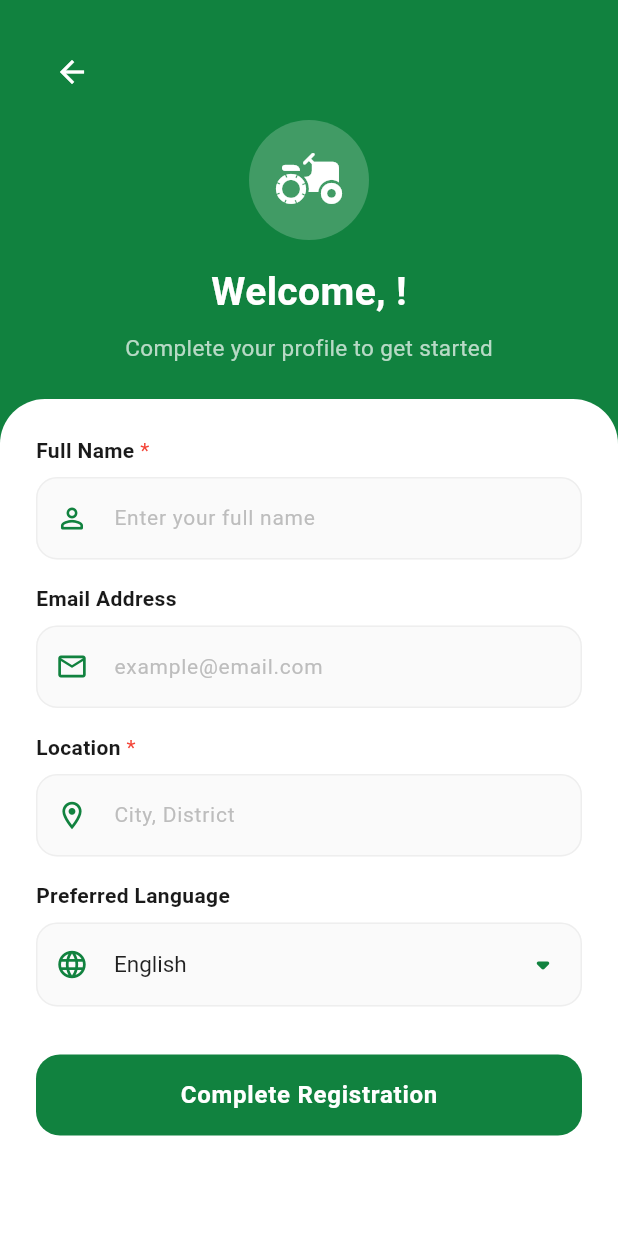
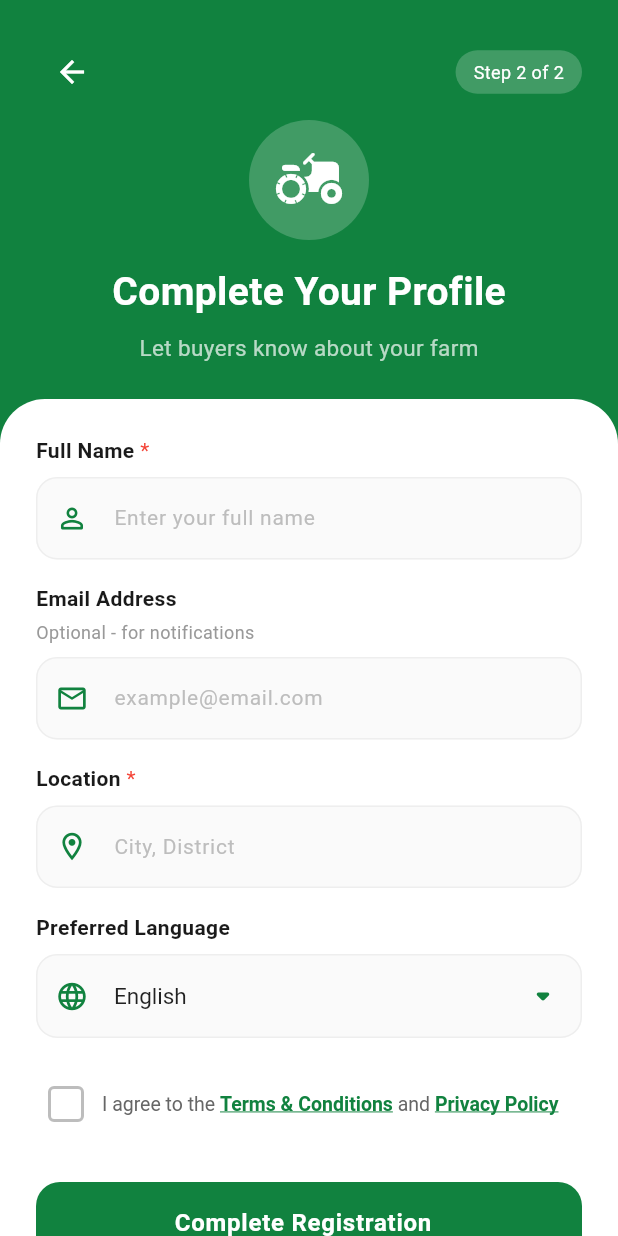
Before and after one commit to kalviumcommunity/S61-1225-Nexa-Flutter-And-Firebase-Market-Bridge, a Flutter app: the CompleteProfileScreen screen opened directly with empty values, on a phone screen of 412 x 824 dp. Run offline on Flutter 3.47's test engine with Material 3 defaults, Android fonts, the phone set to English and light mode, and no system bars; our stand-ins replace cloud_firestore, cloud_functions, firebase_auth, firebase_core, firebase_messaging, firebase_storage and 4 more; accounts and stored records are empty.

Commit message:
feat: enhance complete profile screen with validation and UX improvements

```diff
--- a/market_bridge/lib/screens/complete_profile_screen.dart
+++ b/market_bridge/lib/screens/complete_profile_screen.dart
@@ -1,4 +1,4 @@
-// lib/screens/complete_profile_screen.dart (ENHANCED WITH VALIDATIONS)
+// lib/screens/complete_profile_screen.dart
 import 'package:flutter/material.dart';
 import 'package:flutter/services.dart';
 import 'package:cloud_firestore/cloud_firestore.dart';
@@ -20,7 +20,8 @@ class CompleteProfileScreen extends StatefulWidget {
   State<CompleteProfileScreen> createState() => _CompleteProfileScreenState();
 }
 
-class _CompleteProfileScreenState extends State<CompleteProfileScreen> {
+class _CompleteProfileScreenState extends State<CompleteProfileScreen>
+    with SingleTickerProviderStateMixin {
   final _formKey = GlobalKey<FormState>();
   final nameController = TextEditingController();
   final emailController = TextEditingController();
@@ -30,8 +31,12 @@ class _CompleteProfileScreenState extends State<CompleteProfileScreen> {
   String preferredLanguage = 'English';
   String farmSizeUnit = 'Acres';
   bool loading = false;
+  bool _agreedToTerms = false;
 
-  // Cloud Functions Service
+  late AnimationController _animController;
+  late Animation<double> _fadeAnimation;
+  late Animation<Offset> _slideAnimation;
+
   final _functionsService = CloudFunctionsService();
 
   Color get themeColor => widget.role.toLowerCase() == 'buyer'
@@ -47,19 +52,45 @@ class _CompleteProfileScreenState extends State<CompleteProfileScreen> {
       : Icons.agriculture_rounded;
 
   @override
+  void initState() {
+    super.initState();
+    _animController = AnimationController(
+      duration: const Duration(milliseconds: 800),
+      vsync: this,
+    );
+
+    _fadeAnimation = Tween<double>(begin: 0.0, end: 1.0).animate(
+      CurvedAnimation(
+        parent: _animController,
+        curve: const Interval(0.0, 0.6, curve: Curves.easeIn),
+      ),
+    );
+
+    _slideAnimation = Tween<Offset>(
+      begin: const Offset(0, 0.15),
+      end: Offset.zero,
+    ).animate(
+      CurvedAnimation(
+        parent: _animController,
+        curve: const Interval(0.2, 1.0, curve: Curves.easeOutCubic),
+      ),
+    );
+
+    _animController.forward();
+  }
+
+  @override
   void dispose() {
     nameController.dispose();
     emailController.dispose();
     locationController.dispose();
     farmSizeController.dispose();
+    _animController.dispose();
     super.dispose();
   }
 
-  // ============================================
-  // VALIDATION METHODS (Following Documentation)
-  // ============================================
+  // ============= VALIDATION METHODS =============
 
-  /// Validates full name (required, min 2 characters, only letters and spaces)
   String? _validateName(String? value) {
     if (value == null || value.trim().isEmpty) {
       return 'Name is required';
@@ -67,7 +98,6 @@ class _CompleteProfileScreenState extends State<CompleteProfileScreen> {
     if (value.trim().length < 2) {
       return 'Name must be at least 2 characters';
     }
-    // Check if name contains only letters and spaces
     final nameRegex = RegExp(r'^[a-zA-Z\s]+$');
     if (!nameRegex.hasMatch(value.trim())) {
       return 'Name can only contain letters';
@@ -75,28 +105,17 @@ class _CompleteProfileScreenState extends State<CompleteProfileScreen> {
     return null;
   }
 
-  /// Validates email address (optional but must be valid if provided)
   String? _validateEmail(String? value) {
     if (value == null || value.trim().isEmpty) {
-      return null; // Email is optional
+      return null; // Optional field
     }
-
-    // Email regex validation (as per documentation)
-    final emailRegex = RegExp(r'^[^@]+@[^@]+\.[^@]+$');
+    final emailRegex = RegExp(r'^[\w-\.]+@([\w-]+\.)+[\w-]{2,4}$');
     if (!emailRegex.hasMatch(value.trim())) {
       return 'Enter a valid email address';
     }
-
-    // Additional check for common email format
-    final detailedEmailRegex = RegExp(r'^[\w-\.]+@([\w-]+\.)+[\w-]{2,4}$');
-    if (!detailedEmailRegex.hasMatch(value.trim())) {
-      return 'Enter a valid email format (e.g., user@example.com)';
-    }
-
     return null;
   }
 
-  /// Validates location (required, min 3 characters)
   String? _validateLocation(String? value) {
     if (value == null || value.trim().isEmpty) {
       return 'Location is required';
@@ -104,50 +123,36 @@ class _CompleteProfileScreenState extends State<CompleteProfileScreen> {
     if (value.trim().length < 3) {
       return 'Location must be at least 3 characters';
     }
-    // Check for valid location format (letters, spaces, commas)
-    final locationRegex = RegExp(r'^[a-zA-Z\s,]+$');
-    if (!locationRegex.hasMatch(value.trim())) {
-      return 'Location can only contain letters, spaces, and commas';
+    return null;
+  }
+
+  String? _validateFarmSize(String? value) {
+    if (value == null || value.trim().isEmpty) {
+      return null; // Optional for farmers
+    }
+    final numValue = double.tryParse(value.trim());
+    if (numValue == null) {
+      return 'Enter a valid number';
+    }
+    if (numValue <= 0) {
+      return 'Must be greater than 0';
+    }
+    if (numValue > 100000) {
+      return 'Value seems too large';
     }
     return null;
   }
 
-  /// Validates farm size (optional, must be positive number if provided)
-  String? _validateFarmSize(String? value) {
-    if (value == null || value.trim().isEmpty) {
-      return null; // Farm size is optional
+  // ============= SAVE PROFILE =============
+
+  Future<void> _saveProfile() async {
+    if (!_formKey.currentState!.validate()) {
+      _showSnackBar('Please fix all errors', isError: true);
+      return;
     }
 
-    final numValue = double.tryParse(value.trim());
-    if (numValue == null) {
-      return 'Enter a valid number';
-    }
-
-    if (numValue <= 0) {
-      return 'Farm size must be greater than 0';
-    }
-
-    if (numValue > 100000) {
-      return 'Farm size seems too large';
-    }
-
-    return null;
-  }
-
-  /// Main form validation and submission
-  Future<void> _saveProfile() async {
-    // Validate all fields
-    if (!_formKey.currentState!.validate()) {
-      // Show error message if validation fails
-      ScaffoldMessenger.of(context).showSnackBar(
-        SnackBar(
-          content: const Text('Please fix all errors before submitting'),
-          backgroundColor: Colors.red.shade600,
-          behavior: SnackBarBehavior.floating,
-          margin: const EdgeInsets.all(16),
-          shape: RoundedRectangleBorder(borderRadius: BorderRadius.circular(8)),
-        ),
-      );
+    if (!_agreedToTerms) {
+      _showSnackBar('Please agree to Terms & Conditions', isError: true);
       return;
     }
 
@@ -165,6 +170,9 @@ class _CompleteProfileScreenState extends State<CompleteProfileScreen> {
       'preferredLanguage': preferredLanguage,
       'role': widget.role,
       'createdAt': FieldValue.serverTimestamp(),
+      'updatedAt': FieldValue.serverTimestamp(),
+      'isActive': true,
+      'profileCompleted': true,
     };
 
     if (widget.role.toLowerCase() == 'farmer' && farmSizeController.text.isNotEmpty) {
@@ -172,45 +180,42 @@ class _CompleteProfileScreenState extends State<CompleteProfileScreen> {
     }
 
     try {
-      debugPrint('💾 Saving user profile...');
-
-      // Save to Firestore
       await FirebaseFirestore.instance
           .collection('users')
           .doc(uid)
           .set(data, SetOptions(merge: true));
 
-      debugPrint('✅ Profile saved to Firestore');
-
-      // Call Cloud Function for welcome notification
-      debugPrint('📞 Triggering welcome notification...');
-      final result = await _functionsService.sendWelcomeNotification(
+      // Send welcome notification
+      try {
+        await _functionsService.sendWelcomeNotification(
           userName: nameController.text.trim(),
           userRole: widget.role,
         );
-
-      if (result != null) {
-        debugPrint('✅ Welcome notification sent');
-        debugPrint('Message: ${result['message']}');
+      } catch (e) {
+        debugPrint('Welcome notification failed: $e');
       }
 
       if (!mounted) return;
       _showSuccessDialog();
     } catch (e) {
-      debugPrint('❌ Error saving profile: $e');
+      debugPrint('Error saving profile: $e');
       if (!mounted) return;
-      ScaffoldMessenger.of(context).showSnackBar(
-        SnackBar(
-          content: Text('Failed to save profile: $e'),
-          backgroundColor: Colors.red.shade600,
-          behavior: SnackBarBehavior.floating,
-          margin: const EdgeInsets.all(16),
-          shape: RoundedRectangleBorder(borderRadius: BorderRadius.circular(8)),
-        ),
-      );
+      _showSnackBar('Failed to save profile. Please try again.', isError: true);
     } finally {
       if (mounted) setState(() => loading = false);
     }
+  }
+
+  void _showSnackBar(String message, {bool isError = false}) {
+    ScaffoldMessenger.of(context).showSnackBar(
+      SnackBar(
+        content: Text(message),
+        backgroundColor: isError ? Colors.red.shade600 : themeColor,
+        behavior: SnackBarBehavior.floating,
+        shape: RoundedRectangleBorder(borderRadius: BorderRadius.circular(8)),
+        margin: const EdgeInsets.all(16),
+      ),
+    );
   }
 
   void _showSuccessDialog() {
@@ -234,14 +239,14 @@ class _CompleteProfileScreenState extends State<CompleteProfileScreen> {
               ),
               const SizedBox(height: 20),
               const Text(
-                'Registration Successful!',
-                style: TextStyle(fontSize: 20, fontWeight: FontWeight.bold),
+                '🎉 Welcome Aboard!',
+                style: TextStyle(fontSize: 22, fontWeight: FontWeight.bold),
               ),
               const SizedBox(height: 10),
               Text(
-                'Your ${widget.role} profile has been created.',
+                'Your ${widget.role.toLowerCase()} profile is ready. Let\'s get started!',
                 textAlign: TextAlign.center,
-                style: TextStyle(fontSize: 14, color: Colors.grey.shade600),
+                style: const TextStyle(fontSize: 14, color: Color(0xFF666666)),
               ),
               const SizedBox(height: 24),
               SizedBox(
@@ -266,7 +271,7 @@ class _CompleteProfileScreenState extends State<CompleteProfileScreen> {
                     );
                   },
                   child: const Text(
-                    'Continue',
+                    'Continue to App',
                     style: TextStyle(fontSize: 16, fontWeight: FontWeight.w600),
                   ),
                 ),
@@ -283,6 +288,8 @@ class _CompleteProfileScreenState extends State<CompleteProfileScreen> {
     return Scaffold(
       backgroundColor: themeColor,
       body: SafeArea(
+        child: FadeTransition(
+          opacity: _fadeAnimation,
           child: Column(
             children: [
               // Header Section
@@ -297,6 +304,18 @@ class _CompleteProfileScreenState extends State<CompleteProfileScreen> {
                           onPressed: () => Navigator.pop(context),
                         ),
                         const Spacer(),
+                        // Progress indicator
+                        Container(
+                          padding: const EdgeInsets.symmetric(horizontal: 12, vertical: 6),
+                          decoration: BoxDecoration(
+                            color: Colors.white.withOpacity(0.2),
+                            borderRadius: BorderRadius.circular(20),
+                          ),
+                          child: const Text(
+                            'Step 2 of 2',
+                            style: TextStyle(color: Colors.white, fontSize: 12),
+                          ),
+                        ),
                       ],
                     ),
                     const SizedBox(height: 8),
@@ -310,7 +329,7 @@ class _CompleteProfileScreenState extends State<CompleteProfileScreen> {
                     ),
                     const SizedBox(height: 16),
                     Text(
-                    'Welcome, ${widget.role}!',
+                      'Complete Your Profile',
                       style: const TextStyle(
                         fontSize: 26,
                         fontWeight: FontWeight.bold,
@@ -318,9 +337,11 @@ class _CompleteProfileScreenState extends State<CompleteProfileScreen> {
                       ),
                     ),
                     const SizedBox(height: 8),
-                  const Text(
-                    'Complete your profile to get started',
-                    style: TextStyle(
+                    Text(
+                      widget.role.toLowerCase() == 'buyer'
+                          ? 'Help us find the best produce for you'
+                          : 'Let buyers know about your farm',
+                      style: const TextStyle(
                         fontSize: 15,
                         color: Colors.white70,
                       ),
@@ -339,12 +360,13 @@ class _CompleteProfileScreenState extends State<CompleteProfileScreen> {
                       topRight: Radius.circular(30),
                     ),
                   ),
+                  child: SlideTransition(
+                    position: _slideAnimation,
                     child: Form(
                       key: _formKey,
                       child: ListView(
                         padding: const EdgeInsets.all(24),
                         children: [
-                      // Name Field with Validation
                           _buildTextField(
                             controller: nameController,
                             label: 'Full Name',
@@ -352,10 +374,10 @@ class _CompleteProfileScreenState extends State<CompleteProfileScreen> {
                             icon: Icons.person_outline_rounded,
                             isRequired: true,
                             validator: _validateName,
+                            textCapitalization: TextCapitalization.words,
                           ),
                           const SizedBox(height: 16),
 
-                      // Email Field with Validation
                           _buildTextField(
                             controller: emailController,
                             label: 'Email Address',
@@ -363,10 +385,10 @@ class _CompleteProfileScreenState extends State<CompleteProfileScreen> {
                             icon: Icons.email_outlined,
                             keyboardType: TextInputType.emailAddress,
                             validator: _validateEmail,
+                            helperText: 'Optional - for notifications',
                           ),
                           const SizedBox(height: 16),
 
-                      // Location Field with Validation
                           _buildTextField(
                             controller: locationController,
                             label: 'Location',
@@ -374,19 +396,81 @@ class _CompleteProfileScreenState extends State<CompleteProfileScreen> {
                             icon: Icons.location_on_outlined,
                             isRequired: true,
                             validator: _validateLocation,
+                            textCapitalization: TextCapitalization.words,
                           ),
                           const SizedBox(height: 16),
 
                           _buildLanguageDropdown(),
 
-                      // Farm Size Field with Validation (only for farmers)
                           if (widget.role.toLowerCase() == 'farmer') ...[
                             const SizedBox(height: 16),
                             _buildFarmSize(),
                           ],
 
+                          const SizedBox(height: 24),
+
+                          // Terms & Conditions Checkbox
+                          InkWell(
+                            onTap: () => setState(() => _agreedToTerms = !_agreedToTerms),
+                            borderRadius: BorderRadius.circular(8),
+                            child: Padding(
+                              padding: const EdgeInsets.all(8.0),
+                              child: Row(
+                                children: [
+                                  Container(
+                                    width: 24,
+                                    height: 24,
+                                    decoration: BoxDecoration(
+                                      color: _agreedToTerms ? themeColor : Colors.white,
+                                      border: Border.all(
+                                        color: _agreedToTerms ? themeColor : Colors.grey.shade400,
+                                        width: 2,
+                                      ),
+                                      borderRadius: BorderRadius.circular(4),
+                                    ),
+                                    child: _agreedToTerms
+                                        ? const Icon(Icons.check, size: 16, color: Colors.white)
+                                        : null,
+                                  ),
+                                  const SizedBox(width: 12),
+                                  Expanded(
+                                    child: RichText(
+                                      text: TextSpan(
+                                        style: const TextStyle(
+                                          fontSize: 13,
+                                          color: Color(0xFF666666),
+                                        ),
+                                        children: [
+                                          const TextSpan(text: 'I agree to the '),
+                                          TextSpan(
+                                            text: 'Terms & Conditions',
+                                            style: TextStyle(
+                                              color: themeColor,
+                                              fontWeight: FontWeight.w600,
+                                              decoration: TextDecoration.underline,
+                                            ),
+                                          ),
+                                          const TextSpan(text: ' and '),
+                                          TextSpan(
+                                            text: 'Privacy Policy',
+                                            style: TextStyle(
+                                              color: themeColor,
+                                              fontWeight: FontWeight.w600,
+                                              decoration: TextDecoration.underline,
+                                            ),
+                                          ),
+                                        ],
+                                      ),
+                                    ),
+                                  ),
+                                ],
+                              ),
+                            ),
+                          ),
+
                           const SizedBox(height: 32),
 
+                          // Submit Button
                           SizedBox(
                             width: double.infinity,
                             height: 54,
@@ -394,7 +478,6 @@ class _CompleteProfileScreenState extends State<CompleteProfileScreen> {
                               onPressed: loading ? null : _saveProfile,
                               style: ElevatedButton.styleFrom(
                                 backgroundColor: themeColor,
-                            foregroundColor: Colors.white,
                                 disabledBackgroundColor: themeColor.withOpacity(0.6),
                                 elevation: 0,
                                 shadowColor: themeColor.withOpacity(0.3),
@@ -411,13 +494,20 @@ class _CompleteProfileScreenState extends State<CompleteProfileScreen> {
                                   strokeWidth: 2.5,
                                 ),
                               )
-                              : const Text(
+                                  : Row(
+                                mainAxisAlignment: MainAxisAlignment.center,
+                                children: const [
+                                  Text(
                                     'Complete Registration',
                                     style: TextStyle(
                                       fontSize: 16,
+                                      color: Colors.white,
                                       fontWeight: FontWeight.bold,
                                       letterSpacing: 0.5,
                                     ),
+                                  ),
+                                  SizedBox(width: 8),
+                                ],
                               ),
                             ),
                           ),
@@ -427,7 +517,9 @@ class _CompleteProfileScreenState extends State<CompleteProfileScreen> {
                     ),
                   ),
                 ),
+              ),
             ],
+          ),
         ),
       ),
     );
@@ -440,7 +532,9 @@ class _CompleteProfileScreenState extends State<CompleteProfileScreen> {
     required IconData icon,
     bool isRequired = false,
     TextInputType keyboardType = TextInputType.text,
+    TextCapitalization textCapitalization = TextCapitalization.none,
     String? Function(String?)? validator,
+    String? helperText,
   }) {
     return Column(
       crossAxisAlignment: CrossAxisAlignment.start,
@@ -462,16 +556,20 @@ class _CompleteProfileScreenState extends State<CompleteProfileScreen> {
               ),
           ],
         ),
+        if (helperText != null) ...[
+          const SizedBox(height: 4),
+          Text(
+            helperText,
+            style: const TextStyle(fontSize: 12, color: Color(0xFF999999)),
+          ),
+        ],
         const SizedBox(height: 8),
         TextFormField(
           controller: controller,
           keyboardType: keyboardType,
-          textCapitalization: keyboardType == TextInputType.emailAddress
-              ? TextCapitalization.none
-              : TextCapitalization.words,
+          textCapitalization: textCapitalization,
           validator: validator,
           style: const TextStyle(fontSize: 15),
-          // Auto-validate after first submit attempt
           autovalidateMode: AutovalidateMode.onUserInteraction,
           decoration: InputDecoration(
             hintText: hint,
@@ -565,13 +663,22 @@ class _CompleteProfileScreenState extends State<CompleteProfileScreen> {
     return Column(
       crossAxisAlignment: CrossAxisAlignment.start,
       children: [
-        const Text(
-          'Farm Size (Optional)',
+        Row(
+          children: const [
+            Text(
+              'Farm Size',
               style: TextStyle(
                 fontSize: 14,
                 fontWeight: FontWeight.w600,
                 color: Color(0xFF1A1A1A),
               ),
+            ),
+            SizedBox(width: 4),
+            Text(
+              '(Optional)',
+              style: TextStyle(fontSize: 12, color: Color(0xFF999999)),
+            ),
+          ],
         ),
         const SizedBox(height: 8),
         Row(
```
Also changed, not shown: 1 other file. Lines whose indentation alone changed are shown as unchanged.
